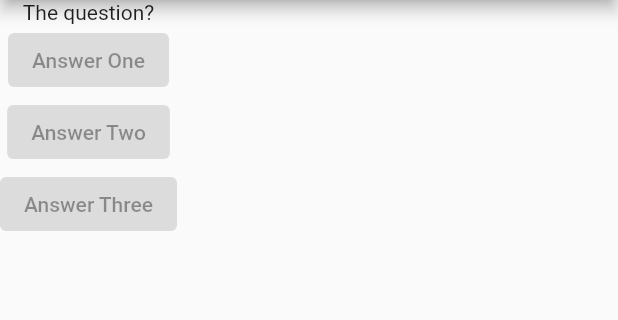
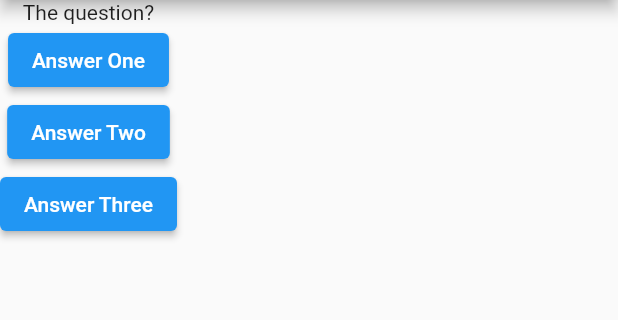
Before and after one commit to deltics/flutter, a Flutter app: the screen it shows after launch, on a phone screen of 412 x 824 dp, the part 84-404 px from its top. Run offline on Flutter 3.47's test engine with Material 2 defaults, Android fonts, the phone set to English and light mode, and no system bars.

Commit message:
s2.32 - Answer functions

```diff
--- a/s2_flutter_complete_guide/lib/main.dart
+++ b/s2_flutter_complete_guide/lib/main.dart
@@ -4,13 +4,16 @@ import 'package:flutter/material.dart';
 // Dart entry point
 void main() => runApp(const App());
 
-
 // The App widget
 class App extends StatelessWidget {
-  const App({Key? key }) : super(key: key);
+  const App({Key? key}) : super(key: key);
 
   @override
   Widget build(BuildContext context) {
+    void answerOne() {
+      print('Answered \'One\'');
+    }
+
     var questions = [
       'What\'s your favorite color?',
       'What\'s your favorite animal?',
@@ -19,23 +22,21 @@ class App extends StatelessWidget {
     return MaterialApp(
       home: Scaffold(
         appBar: AppBar(
-          title: Text('Complete Guide'),
+          title: const Text('Complete Guide'),
         ),
         body: Column(
           children: [
-            Text('The question?'),
+            const Text('The question?'),
             ElevatedButton(
-              child: Text('Answer One'),
-              onPressed: null
-            ),
+                child: const Text('Answer One'), onPressed: answerOne),
             ElevatedButton(
-              child: Text('Answer Two'),
-              onPressed: null
-            ),
+                child: const Text('Answer Two'),
+                onPressed: () => print('Answered \'Two\'')),
             ElevatedButton(
-              child: Text('Answer Three'),
-              onPressed: null
-            ),
+                child: const Text('Answer Three'),
+                onPressed: () {
+                  print('Answered \'Three\'');
+                }),
           ],
         ),
       ),
```
